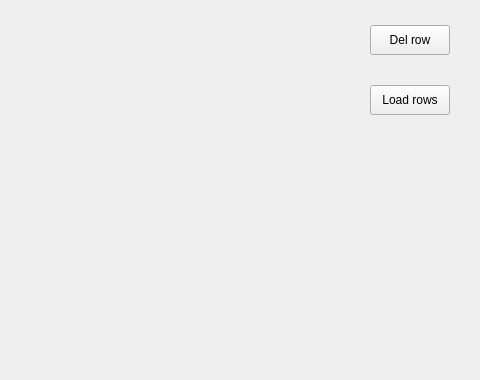
The window that views/ui/register.ui (huangbop/usd) describes before a commit, drawn with Qt 5; both pictures show x 309 to 789 and y 230 to 610 of the 789 by 610 pixel window.
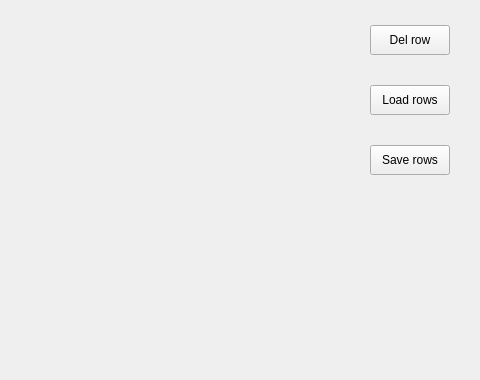
The same window after the commit.

The edit to the form file:
```diff
--- a/views/ui/register.ui
+++ b/views/ui/register.ui
@@ -170,6 +170,25 @@
           </property>
          </widget>
         </item>
+        <item>
+         <widget class="QPushButton" name="btn_save">
+          <property name="sizePolicy">
+           <sizepolicy hsizetype="Fixed" vsizetype="Fixed">
+            <horstretch>0</horstretch>
+            <verstretch>0</verstretch>
+           </sizepolicy>
+          </property>
+          <property name="minimumSize">
+           <size>
+            <width>80</width>
+            <height>30</height>
+           </size>
+          </property>
+          <property name="text">
+           <string>Save rows</string>
+          </property>
+         </widget>
+        </item>
         <item>
          <spacer name="verticalSpacer_2">
           <property name="orientation">
```
